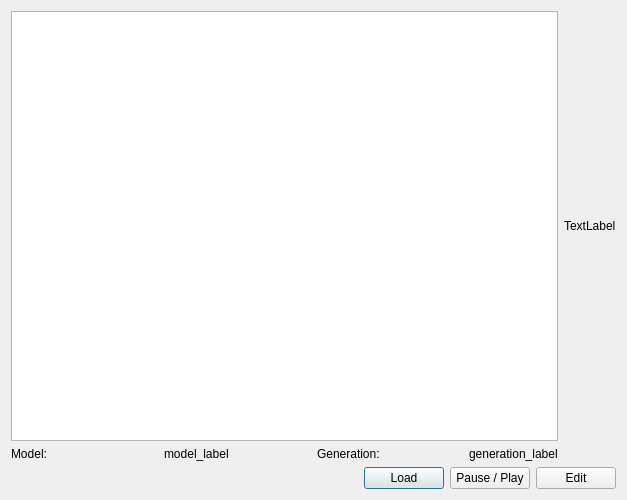
Before: the Qt Designer form main.ui in ralsina/evoluto, drawn with Qt 5.
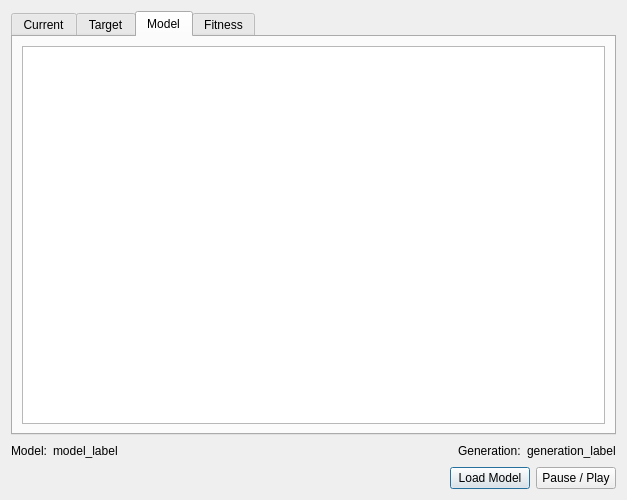
After: the same form once the commit is applied.

Commit message: Make the UI not so terrible

Diff of the .ui file:
```diff
--- a/main.ui
+++ b/main.ui
@@ -13,12 +13,27 @@
   <property name="windowTitle">
    <string>Dialog</string>
   </property>
-  <layout class="QVBoxLayout" name="verticalLayout">
+  <layout class="QVBoxLayout" name="verticalLayout_4">
    <item>
-    <layout class="QHBoxLayout" name="horizontalLayout">
+    <widget class="QTabWidget" name="tabWidget">
+     <property name="currentIndex">
+      <number>2</number>
+     </property>
+     <widget class="QWidget" name="Current">
+      <attribute name="title">
+       <string>Current</string>
+      </attribute>
+      <layout class="QVBoxLayout" name="verticalLayout_2">
      <item>
       <widget class="QGraphicsView" name="view"/>
      </item>
+      </layout>
+     </widget>
+     <widget class="QWidget" name="Target">
+      <attribute name="title">
+       <string>Target</string>
+      </attribute>
+      <layout class="QVBoxLayout" name="verticalLayout">
      <item>
       <widget class="QLabel" name="picture">
        <property name="text">
@@ -27,7 +42,26 @@
       </widget>
      </item>
     </layout>
-   </item>
+     </widget>
+     <widget class="QWidget" name="Model">
+      <attribute name="title">
+       <string>Model</string>
+      </attribute>
+      <layout class="QVBoxLayout" name="verticalLayout_3">
+       <item>
+        <widget class="QPlainTextEdit" name="plainTextEdit"/>
+       </item>
+      </layout>
+     </widget>
+     <widget class="QWidget" name="Fitness">
+      <attribute name="title">
+       <string>Fitness</string>
+      </attribute>
+     </widget>
+    </widget>
+   </item>
+   <item>
+    <layout class="QHBoxLayout" name="horizontalLayout_4">
    <item>
     <layout class="QHBoxLayout" name="horizontalLayout_3">
      <item>
@@ -44,6 +78,23 @@
        </property>
       </widget>
      </item>
+      </layout>
+     </item>
+     <item>
+      <spacer name="horizontalSpacer_2">
+       <property name="orientation">
+        <enum>Qt::Horizontal</enum>
+       </property>
+       <property name="sizeHint" stdset="0">
+        <size>
+         <width>40</width>
+         <height>20</height>
+        </size>
+       </property>
+      </spacer>
+     </item>
+     <item>
+      <layout class="QHBoxLayout" name="horizontalLayout">
      <item>
       <widget class="QLabel" name="label_2">
        <property name="text">
@@ -51,6 +102,8 @@
        </property>
       </widget>
      </item>
+      </layout>
+     </item>
      <item>
       <widget class="QLabel" name="generation_label">
        <property name="text">
@@ -78,7 +131,7 @@
      <item>
       <widget class="QPushButton" name="load">
        <property name="text">
-        <string>Load</string>
+        <string>Load Model</string>
        </property>
       </widget>
      </item>
@@ -89,13 +142,6 @@
        </property>
       </widget>
      </item>
-     <item>
-      <widget class="QPushButton" name="edit">
-       <property name="text">
-        <string>Edit</string>
-       </property>
-      </widget>
-     </item>
     </layout>
    </item>
   </layout>
```
Lines whose indentation alone changed are shown as unchanged.
